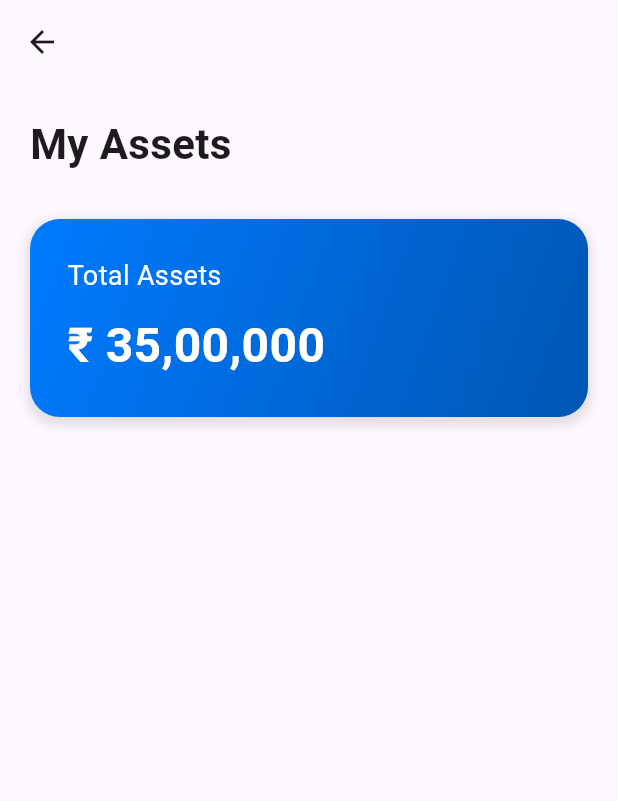
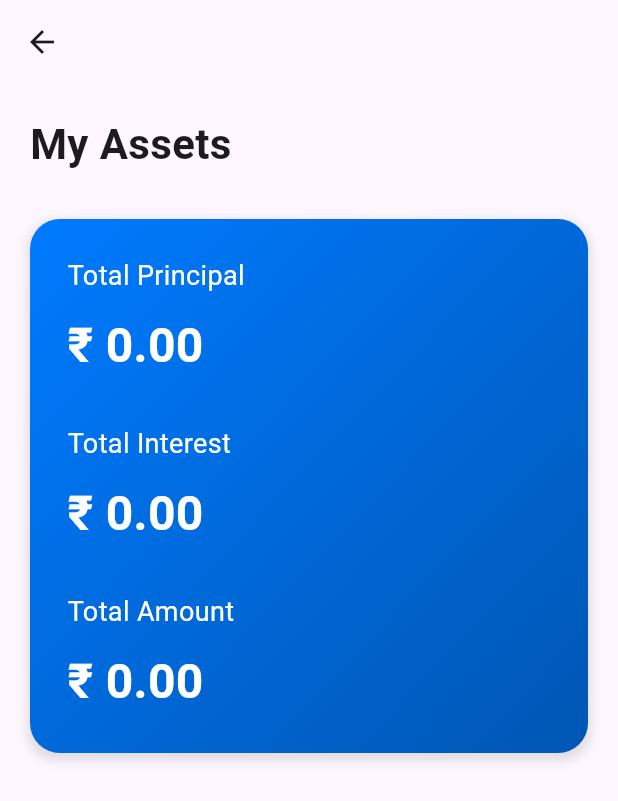
Before and after one commit to lakshmanrevanth/NoteMate, a Flutter app: the AssetsPage screen opened directly, on a phone screen of 412 x 824 dp. Shown: the top 801 px of the screen. Run offline on Flutter 3.47's test engine with Material 3 defaults, Android fonts, the phone set to English and light mode, and no system bars; our stand-ins replace cached_network_image, carousel_slider, cloud_firestore, firebase_auth, firebase_core, firebase_storage and 6 more; accounts and stored records are empty.

```diff
--- a/lib/models/card.dart
+++ b/lib/models/card.dart
@@ -1,5 +1,3 @@
-import 'dart:io';
-
 import 'package:cached_network_image/cached_network_image.dart';
 import 'package:flutter/material.dart';
 import 'package:intl/intl.dart';
--- a/lib/screens/assets_page.dart
+++ b/lib/screens/assets_page.dart
@@ -1,7 +1,62 @@
 import 'package:flutter/material.dart';
+import 'package:cloud_firestore/cloud_firestore.dart';
+import 'package:promissorynotemanager/data/note_data.dart';
+import 'package:provider/provider.dart';
+import 'package:promissorynotemanager/dataprovider/authprovider.dart';
 
-class AssetsPage extends StatelessWidget {
+class AssetsPage extends StatefulWidget {
   const AssetsPage({super.key});
+
+  @override
+  _AssetsPageState createState() => _AssetsPageState();
+}
+
+class _AssetsPageState extends State<AssetsPage> {
+  double totalPrincipal = 0.0;
+  double totalInterest = 0.0;
+  double totalAmount = 0.0;
+  bool isLoading = true;
+
+  @override
+  void initState() {
+    super.initState();
+    fetchNotesData();
+  }
+
+  Future<void> fetchNotesData() async {
+    try {
+      final authProvider = Provider.of<AuthProvider>(context, listen: false);
+
+      final userNotesCollection = FirebaseFirestore.instance
+          .collection('users')
+          .doc(authProvider.user!.uid)
+          .collection('notes');
+
+      final querySnapshot = await userNotesCollection.get();
+
+      double principal = 0.0;
+      double interest = 0.0;
+
+      for (var doc in querySnapshot.docs) {
+        NoteData note = NoteData.fromMap(doc.data());
+        principal += note.principalAmount;
+        interest += note
+            .interest; // Adjust this calculation based on how you store interest
+      }
+
+      setState(() {
+        totalPrincipal = principal;
+        totalInterest = interest;
+        totalAmount = principal + interest;
+        isLoading = false;
+      });
+    } catch (e) {
+      // Handle error (e.g., show a SnackBar)
+      setState(() {
+        isLoading = false;
+      });
+    }
+  }
 
   @override
   Widget build(BuildContext context) {
@@ -9,37 +64,30 @@ class AssetsPage extends StatelessWidget {
       appBar: AppBar(),
       body: SafeArea(
         child: Padding(
-          padding: const EdgeInsets.all(
-              20.0), // Increased padding for better spacing
-          child: Column(
+          padding: const EdgeInsets.all(20.0),
+          child: isLoading
+              ? const Center(child: CircularProgressIndicator())
+              : Column(
                   crossAxisAlignment: CrossAxisAlignment.start,
                   children: [
                     const Text(
                       "My Assets",
                       style: TextStyle(
-                  fontSize: 28, // Slightly larger font size
+                        fontSize: 28,
                         fontWeight: FontWeight.bold,
                       ),
                     ),
-              const SizedBox(
-                  height: 30), // Increased spacing for visual separation
-              // Stylish Card
+                    const SizedBox(height: 30),
                     Container(
                       width: double.infinity,
                       decoration: BoxDecoration(
-                  borderRadius: BorderRadius.circular(
-                      20), // More pronounced rounded corners
+                        borderRadius: BorderRadius.circular(20),
                         gradient: const LinearGradient(
-                    // Gradient background
                           begin: Alignment.topLeft,
                           end: Alignment.bottomRight,
-                    colors: [
-                      Color(0xFF007BFF),
-                      Color(0xFF0056b3)
-                    ], // Blue gradient
+                          colors: [Color(0xFF007BFF), Color(0xFF0056b3)],
                         ),
                         boxShadow: [
-                    // Subtle shadow
                           BoxShadow(
                             color: Colors.grey.withOpacity(0.3),
                             spreadRadius: 2,
@@ -48,23 +96,56 @@ class AssetsPage extends StatelessWidget {
                           ),
                         ],
                       ),
-                child: const Padding(
-                  padding: EdgeInsets.all(25.0), // More padding inside the card
+                      child: Padding(
+                        padding: const EdgeInsets.all(25.0),
                         child: Column(
-                    crossAxisAlignment:
-                        CrossAxisAlignment.start, // Align text to the start
+                          crossAxisAlignment: CrossAxisAlignment.start,
                           children: [
-                      Text(
-                        "Total Assets",
+                            const Text(
+                              "Total Principal",
                               style: TextStyle(
                                 fontSize: 18,
-                          color: Colors.white, // White text for contrast
+                                color: Colors.white,
                               ),
                             ),
-                      SizedBox(height: 10),
+                            const SizedBox(height: 10),
                             Text(
-                        '\u{20B9} 35,00,000', // Indian Rupee symbol and commas for readability
+                              '\u{20B9} ${totalPrincipal.toStringAsFixed(2)}',
+                              style: const TextStyle(
+                                fontSize: 32,
+                                fontWeight: FontWeight.bold,
+                                color: Colors.white,
+                              ),
+                            ),
+                            const SizedBox(height: 30),
+                            const Text(
+                              "Total Interest",
                               style: TextStyle(
+                                fontSize: 18,
+                                color: Colors.white,
+                              ),
+                            ),
+                            const SizedBox(height: 10),
+                            Text(
+                              '\u{20B9} ${totalInterest.toStringAsFixed(2)}',
+                              style: const TextStyle(
+                                fontSize: 32,
+                                fontWeight: FontWeight.bold,
+                                color: Colors.white,
+                              ),
+                            ),
+                            const SizedBox(height: 30),
+                            const Text(
+                              "Total Amount",
+                              style: TextStyle(
+                                fontSize: 18,
+                                color: Colors.white,
+                              ),
+                            ),
+                            const SizedBox(height: 10),
+                            Text(
+                              '\u{20B9} ${totalAmount.toStringAsFixed(2)}',
+                              style: const TextStyle(
                                 fontSize: 32,
                                 fontWeight: FontWeight.bold,
                                 color: Colors.white,
@@ -74,7 +155,6 @@ class AssetsPage extends StatelessWidget {
                         ),
                       ),
                     ),
-
                     // ... (Add your transaction list or widgets here)
                   ],
                 ),
--- a/lib/screens/create_note.dart
+++ b/lib/screens/create_note.dart
@@ -97,9 +97,7 @@ class _CreateNotePageState extends State<CreateNotePage> {
                   break;
                 // ... handle other states ...
                 case firebase_storage.TaskState.canceled:
-                // TODO: Handle this case.
                 case firebase_storage.TaskState.error:
-                // TODO: Handle this case.
               }
             });
 
--- a/lib/screens/login_page.dart
+++ b/lib/screens/login_page.dart
@@ -18,7 +18,7 @@ class _LogInPageState extends State<LogInPage> {
     final authProvider = Provider.of<authprovider.AuthProvider>(context);
 
 // Now you can access:
-    bool isLoggedIn = authProvider.user != null;
+
     final screenSize = MediaQuery.of(context).size;
 
     return Scaffold(
@@ -80,8 +80,8 @@ class _LogInPageState extends State<LogInPage> {
                       UserCredential? userCredential =
                           await authProvider.signInWithGoogle();
                       if (userCredential != null) {
-                        print("Navigating to HomePage.");
                         Navigator.pushReplacement(
+                          // ignore: use_build_context_synchronously
                           context,
                           MaterialPageRoute(
                               builder: (context) => const HomePage()),
```
Also changed, not shown: lib/dataprovider/themeprovider.dart (+34 -7 lines), lib/main.dart (+9 -3 lines), lib/models/history.dart (+5 -5 lines), lib/screens/drawer_page.dart (+22 -6 lines), lib/screens/history_popup.dart (+1 -6 lines), lib/screens/test.dart (added, +29 -0 lines), pubspec.yaml (+4 -3 lines), pubspec.lock, 2 other files. Lines whose indentation alone changed are shown as unchanged.
